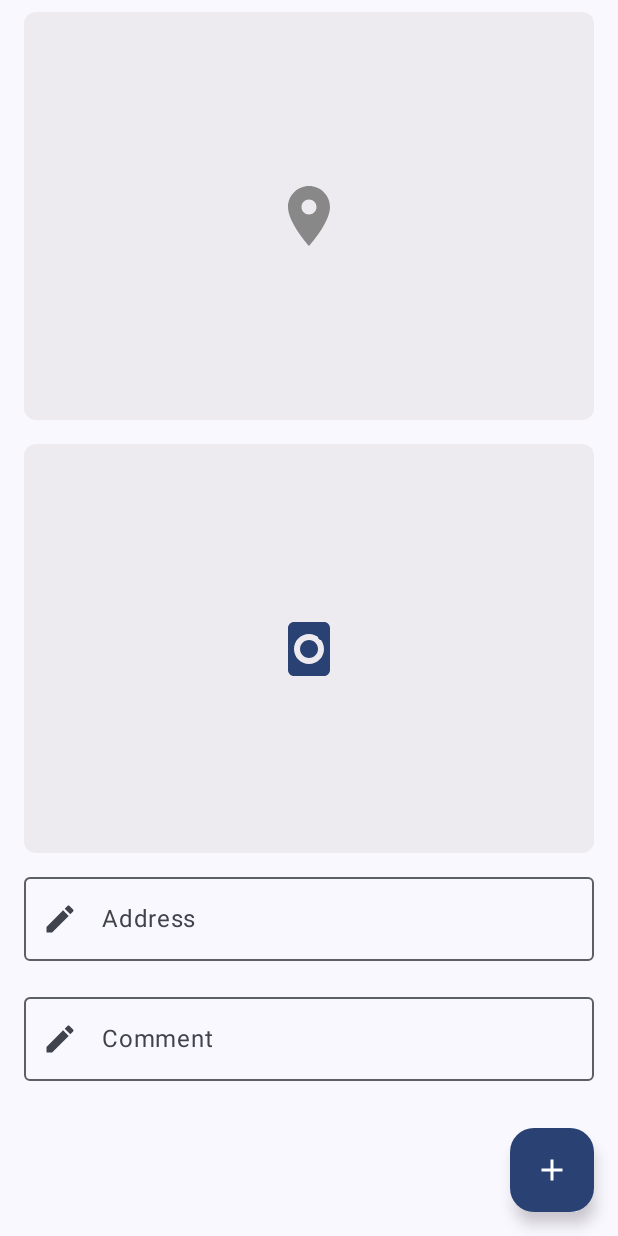
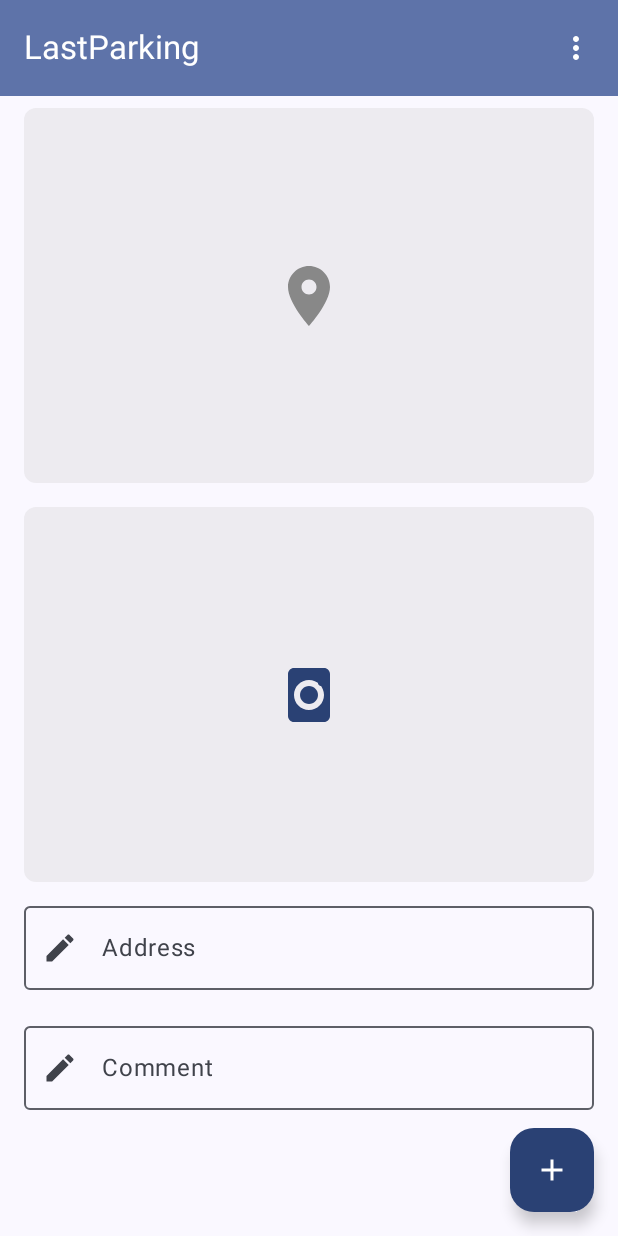
Before and after one commit to OriolFF/LastParkingCompose, an Android app built with Jetpack Compose: the screen it shows after launch (MainActivity), on a phone screen of 412 x 824 dp. Run offline under Robolectric (Android 15) with nearby library versions, the light colour scheme and no system bars.

Commit message:
Final design so far

```diff
--- a/app/src/main/java/com/uriolus/lastparking/presentation/MainScreen.kt
+++ b/app/src/main/java/com/uriolus/lastparking/presentation/MainScreen.kt
@@ -7,6 +7,7 @@ import androidx.compose.material.icons.Icons
 import androidx.compose.material.icons.filled.Add
 import androidx.compose.material.icons.filled.Edit
 import androidx.compose.material.icons.filled.LocationOn
+import androidx.compose.material.icons.filled.MoreVert
 import androidx.compose.material3.*
 import androidx.compose.runtime.*
 import androidx.compose.ui.Alignment
@@ -15,6 +16,7 @@ import androidx.compose.ui.graphics.Color
 import androidx.compose.ui.res.painterResource
 import androidx.compose.ui.res.stringResource
 import androidx.compose.ui.text.input.TextFieldValue
+import androidx.compose.ui.text.style.TextOverflow
 import androidx.compose.ui.tooling.preview.Preview
 import androidx.compose.ui.unit.dp
 import com.uriolus.lastparking.R
@@ -30,6 +32,30 @@ fun MainScreen(
     var comment by remember { mutableStateOf(TextFieldValue("")) }
 
     Scaffold(
+        topBar = {
+            TopAppBar(
+                title = {
+                    Text(
+                        text = stringResource(R.string.app_name),
+                        maxLines = 1,
+                        overflow = TextOverflow.Ellipsis
+                    )
+                },
+                actions = {
+                    IconButton(onClick = { /* TODO: Open menu */ }) {
+                        Icon(
+                            imageVector = Icons.Default.MoreVert,
+                            contentDescription = stringResource(R.string.menu)
+                        )
+                    }
+                },
+                colors = TopAppBarDefaults.topAppBarColors(
+                    containerColor = MaterialTheme.colorScheme.primaryContainer,
+                    titleContentColor = MaterialTheme.colorScheme.onPrimaryContainer,
+                    actionIconContentColor = MaterialTheme.colorScheme.onPrimaryContainer
+                )
+            )
+        },
         floatingActionButton = {
             FloatingActionButton(
                 onClick = onAddLocation,
@@ -47,7 +73,7 @@ fun MainScreen(
                 .fillMaxSize()
                 .padding(padding)
         ) {
-            // Map and Image Column - Now takes 70% of screen height
+            // Map and Image Column - Takes 70% of screen height
             Column(
                 modifier = Modifier
                     .fillMaxWidth()
@@ -120,7 +146,7 @@ fun MainScreen(
                     singleLine = true
                 )
 
-                // Comment Field (now single line)
+                // Comment Field (single line)
                 OutlinedTextField(
                     value = comment,
                     onValueChange = { comment = it },
--- a/app/src/main/res/values/strings.xml
+++ b/app/src/main/res/values/strings.xml
@@ -7,6 +7,7 @@
     <string name="take_photo">Take Photo</string>
     <string name="address">Address</string>
     <string name="comment">Comment</string>
+    <string name="menu">Menu</string>
     <string name="save">Save</string>
     <string name="saving">Saving...</string>
     <string name="location_saved">Location saved</string>
```
